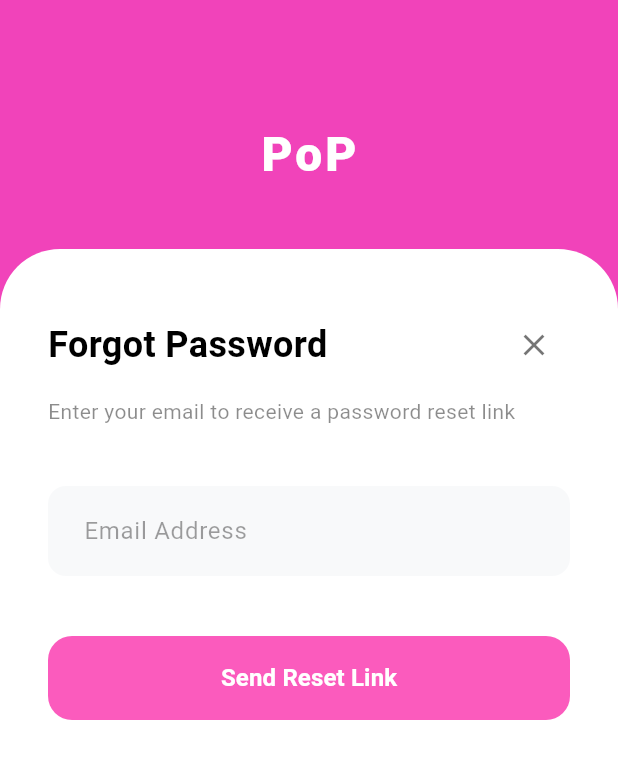
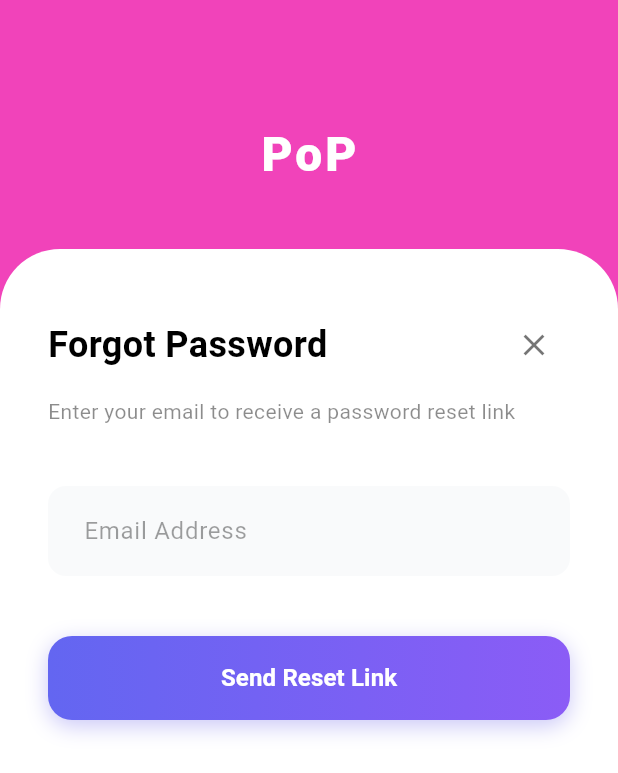
Before and after one commit to youssefpop96/pop, a Flutter app: the ForgotPasswordScreen screen opened directly, on a phone screen of 412 x 824 dp. Shown: the top 773 px of the screen. Run offline on Flutter 3.47's test engine with Material 3 defaults, Android fonts, the phone set to English and light mode, and no system bars; our stand-ins replace flutter_bloc, google_sign_in, image_picker, pdf, printing, supabase_flutter; missing offline and left inert: flutter_quill, flutter_quill_to_pdf; accounts and stored records are empty; network calls fail.

Commit message:
GOOD TO GO

```diff
--- a/lib/core/components/custom_elevated_button.dart
+++ b/lib/core/components/custom_elevated_button.dart
@@ -21,10 +21,32 @@ class CustomElevatedButton extends StatelessWidget {
 
   @override
   Widget build(BuildContext context) {
-    return ElevatedButton(
+    return Container(
+      decoration: BoxDecoration(
+        gradient: backgroundColor == null
+            ? const LinearGradient(
+                colors: AppColors.kGradientBlue,
+                begin: Alignment.centerLeft,
+                end: Alignment.centerRight,
+              )
+            : null,
+        color: backgroundColor,
+        borderRadius: BorderRadius.circular(borderRadius ?? 16),
+        boxShadow: backgroundColor == null
+            ? [
+                BoxShadow(
+                  color: AppColors.kPrimaryColor.withValues(alpha: 0.3),
+                  blurRadius: 12,
+                  offset: const Offset(0, 4),
+                ),
+              ]
+            : null,
+      ),
+      child: ElevatedButton(
         onPressed: onPressed,
         style: ElevatedButton.styleFrom(
-        backgroundColor: backgroundColor ?? AppColors.kPrimaryColor,
+          backgroundColor: Colors.transparent,
+          shadowColor: Colors.transparent,
           foregroundColor: textColor ?? Colors.white,
           minimumSize: minimumSize ?? const Size(double.infinity, 56),
           shape: RoundedRectangleBorder(
@@ -36,6 +58,7 @@ class CustomElevatedButton extends StatelessWidget {
           text,
           style: const TextStyle(fontSize: 16, fontWeight: FontWeight.bold),
         ),
+      ),
     );
   }
 }
--- a/lib/core/utilities/styles/app_colors.dart
+++ b/lib/core/utilities/styles/app_colors.dart
@@ -1,32 +1,21 @@
 import 'package:flutter/material.dart';
 
 class AppColors {
-  static const Color kPrimaryColor = Color(
-    0xFFFB5BBD,
-  ); // Pink color from before
+  // Deep elegant Indigo
+  static const Color kPrimaryColor = Color(0xFF4F46E5);
+
   static const Color kOnboardingPink = Color(0xFFFDE3E0);
   static const Color kOnboardingYellow = Color(0xFFFBFDE1);
   static const Color kOnboardingPeach = Color(0xFFFFE6D3);
+
   static const Color kTextGrey = Colors.black54;
-  static const Color kLightGreyColor = Color(
-    0xFFF8F9FA,
-  ); // Background grey in UI
+  static const Color kLightGreyColor = Color(0xFFF9FAFB);
 
-  // Gradients for cards based on UI reference
-  static const List<Color> kGradientBlue = [
-    Color(0xFF0061FF),
-    Color(0xFF60EFFF),
-  ]; // Personal
-  static const List<Color> kGradientGreen = [
-    Color(0xFF1D976C),
-    Color(0xFF93F9B9),
-  ]; // Work
-  static const List<Color> kGradientPurple = [
-    Color(0xFF8E2DE2),
-    Color(0xFF4A00E0),
-  ]; // Study
-  static const List<Color> kGradientOrange = [
-    Color(0xFFF2994A),
-    Color(0xFFF2C94C),
-  ]; // Ideas
+  // Modern sleek gradients
+  static const List<Color> kGradientBlue = [Color(0xFF6366F1), Color(0xFF8B5CF6)]; // Indigo to Purple
+  static const List<Color> kGradientGreen = [Color(0xFF10B981), Color(0xFF34D399)]; // Emerald
+  static const List<Color> kGradientPurple = [Color(0xFF8B5CF6), Color(0xFFC084FC)]; // Soft Violet
+  static const List<Color> kGradientOrange = [Color(0xFFF59E0B), Color(0xFFFCD34D)]; // Amber
+  static const List<Color> kGradientPink = [Color(0xFFEC4899), Color(0xFFF472B6)]; // Pink
+  static const List<Color> kGradientTeal = [Color(0xFF14B8A6), Color(0xFF5EEAD4)]; // Teal
 }
--- a/lib/features/home/views/widgets/folder_card.dart
+++ b/lib/features/home/views/widgets/folder_card.dart
@@ -32,8 +32,8 @@ class FolderCard extends StatelessWidget {
           borderRadius: BorderRadius.circular(24),
           boxShadow: [
             BoxShadow(
-              color: gradientColors[1].withValues(alpha: 0.4),
-              blurRadius: 15,
+              color: gradientColors[1].withValues(alpha: 0.25),
+              blurRadius: 18,
               offset: const Offset(0, 8),
             ),
           ],
--- a/lib/features/home/views/widgets/home_folders_section.dart
+++ b/lib/features/home/views/widgets/home_folders_section.dart
@@ -24,8 +24,8 @@ class HomeFoldersSection extends StatelessWidget {
       AppColors.kGradientGreen,
       AppColors.kGradientPurple,
       AppColors.kGradientOrange,
-      [const Color(0xFFF44336), const Color(0xFFFF8A80)],
-      [const Color(0xFFCDDC39), const Color(0xFFE6EE9C)],
+      AppColors.kGradientPink,
+      AppColors.kGradientTeal,
     ];
 
     final List<IconData> iconPool = [
--- a/lib/features/home/views/widgets/home_recent_notes_section.dart
+++ b/lib/features/home/views/widgets/home_recent_notes_section.dart
@@ -29,8 +29,8 @@ class HomeRecentNotesSection extends StatelessWidget {
       AppColors.kGradientGreen,
       AppColors.kGradientPurple,
       AppColors.kGradientOrange,
-      [const Color(0xFFF44336), const Color(0xFFFF8A80)],
-      [const Color(0xFFCDDC39), const Color(0xFFE6EE9C)],
+      AppColors.kGradientPink,
+      AppColors.kGradientTeal,
     ];
 
     return Column(
--- a/lib/features/note/views/screens/note_detail_screen.dart
+++ b/lib/features/note/views/screens/note_detail_screen.dart
@@ -85,11 +85,11 @@ class _NoteDetailScreenState extends State<NoteDetailScreen> {
       centerTitle: true,
       actions: [
         IconButton(
-          icon: const Icon(Icons.picture_as_pdf_outlined, color: Colors.blueAccent),
+          icon: const Icon(Icons.picture_as_pdf_outlined, color: AppColors.kPrimaryColor),
           onPressed: () => _exportToPdf(context, currentNote),
         ),
         IconButton(
-          icon: const Icon(Icons.edit_outlined, color: Colors.blueAccent),
+          icon: const Icon(Icons.edit_outlined, color: AppColors.kPrimaryColor),
           onPressed: () {
             Navigator.push(
               context,
```
Also changed, not shown: lib/features/home/views/screens/home_screen.dart (+6 -6 lines), lib/features/home/views/widgets/custom_search_bar.dart (+10 -2 lines). Lines whose indentation alone changed are shown as unchanged.
